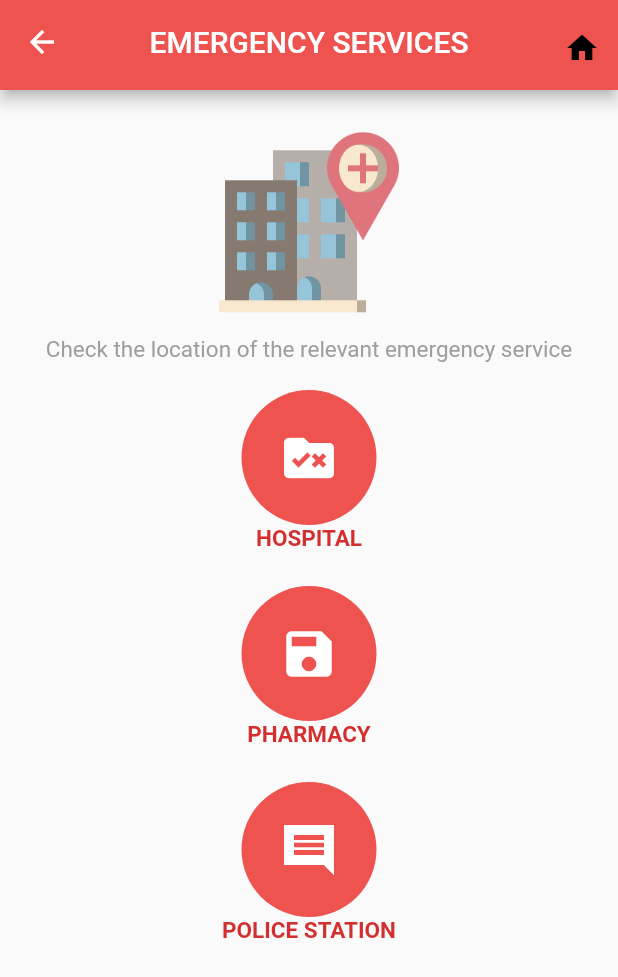
After one commit to RohanGautam/beanSafetyApp, a Flutter app: the EmergencyServicesUI screen opened directly, on a phone screen of 412 x 824 dp. The commit adds this screen. Shown: the top 977 px of the screen. Run offline on Flutter 3.47's test engine with Material 2 defaults, Android fonts, the light colour scheme and no system bars; our stand-ins replace cloud_firestore, cloud_functions, firebase_auth, firebase_messaging, flutter_local_notifications, flutter_spinkit and 4 more; missing offline and left inert: background_fetch, flutter_polyline_points, google_map_polyline, google_map_polyutil, google_maps_webservice, preferences; accounts and stored records are empty.

Commit message:
merged emergency map service, debugged it a bit

```diff
--- /dev/null
+++ b/lib/screens/home/emergencyServices.dart
@@ -0,0 +1,73 @@
+
+import 'package:firebase_tutorial/services/EmergencyServiceMap.dart';
+import 'package:firebase_tutorial/shared/RoundIconButton.dart';
+import 'package:firebase_tutorial/shared/baseAppBar.dart';
+import 'package:flutter/material.dart';
+
+class EmergencyServicesUI extends StatelessWidget{
+  @override
+  Widget build(BuildContext context) {
+    return Scaffold(
+      appBar: BaseAppBar(title:'EMERGENCY SERVICES'),
+      body: Stack(
+        children: <Widget>[
+          Positioned(
+              width: MediaQuery.of(context).size.width,
+              top: MediaQuery.of(context).size.width * 0.02,//TRY TO CHANGE THIS **0.30** value to achieve your goal
+              child: Container(
+                margin: EdgeInsets.all(16.0),
+                child:Column(
+                    mainAxisAlignment: MainAxisAlignment.center,
+                    children: <Widget>[
+                      Image.asset(
+                        'assets/maps-and-location.png',
+                        scale: 4.0,
+                      ),
+                      SizedBox(height: 12.0),
+                      Text('Check the location of the relevant emergency service',
+                          style: TextStyle(
+                              fontSize: 15.0,
+                              color: Colors.grey
+                          )
+                      )
+                    ]
+                ),
+              )),
+          Padding(
+            padding: EdgeInsets.fromLTRB(10.0, 200.0, 10.0, 0.0),
+            child: GridView.count(
+              crossAxisCount: 1,
+              childAspectRatio: 3,
+              //padding: const EdgeInsets.all(10.0),
+              //shrinkWrap: true,
+              children: <Widget>[
+                RoundIconButton(
+                  icon: IconData(58696, fontFamily: 'MaterialIcons'),
+                  mpr:
+                  MaterialPageRoute(
+                      builder: (context) => MyMap(type: "hospital")),
+                  text: 'HOSPITAL',
+                ),
+                RoundIconButton(
+                  icon: IconData(58704, fontFamily: 'MaterialIcons'),
+                  mpr:
+                  MaterialPageRoute(
+                      builder: (context) => MyMap(type: "pharmacy")),
+                  text: 'PHARMACY',
+                ),
+                RoundIconButton(
+                  icon: IconData(59516, fontFamily: 'MaterialIcons'),
+                  mpr:
+                  MaterialPageRoute(
+                      builder: (context) => MyMap(type: "police")),
+                  text: 'POLICE STATION',
+                ),
+              ],
+            ),
+          )
+        ],
+
+      )
+    );
+  }
+}
--- a/lib/screens/home/home.dart
+++ b/lib/screens/home/home.dart
@@ -1,5 +1,6 @@
 import 'package:firebase_tutorial/models/userData.dart';
 import 'package:firebase_tutorial/screens/home/emergencyContacts.dart';
+import 'package:firebase_tutorial/screens/home/emergencyServices.dart';
 import 'package:firebase_tutorial/screens/home/peerNotify.dart';
 import 'package:firebase_tutorial/services/auth.dart';
 import 'package:firebase_tutorial/services/database.dart';
@@ -95,7 +96,7 @@ class Home extends StatelessWidget {
                     icon: IconData(58727, fontFamily: 'MaterialIcons'),
                     mpr:
                     MaterialPageRoute(
-                        builder: (context) => EmergencyContacts()),
+                        builder: (context) => EmergencyServicesUI()),
                     text: 'EMERGENCY SERVICES',
                   ),
 
--- a/lib/shared/RoundIconButton.dart
+++ b/lib/shared/RoundIconButton.dart
@@ -23,7 +23,7 @@ class RoundIconButton extends StatelessWidget {
           fillColor: Colors.red[400],
           padding: const EdgeInsets.all(25.0),
         ),
-        SizedBox(height: 10.0,),
+        // SizedBox(height: 10.0,),
         Text(text,
         style: TextStyle(
           fontWeight: FontWeight.bold,
--- a/pubspec.yaml
+++ b/pubspec.yaml
@@ -48,6 +48,8 @@ dependencies:
   flutter_local_notifications: ^1.4.0
   geojson: ^0.9.1
   google_map_polyutil: ^1.0.0
+  google_map_polyline: ^0.0.2
+  google_maps_webservice: ^0.0.16
 
 
 dev_dependencies:
@@ -86,6 +88,8 @@ flutter:
     - assets/defribillator.png
     - assets/maps-and-location.png
     - assets/siren.png
+    - assets/siren.png
+    - assets/dengue-clusters-geojson.geojson
 
   # An image asset can refer to one or more resolution-specific "variants", see
   # https://flutter.dev/assets-and-images/#resolution-aware.
```
Also changed, not shown: lib/services/EmergencyServiceMap.dart (added, +200 -0 lines), pubspec.lock, 2 other files.
